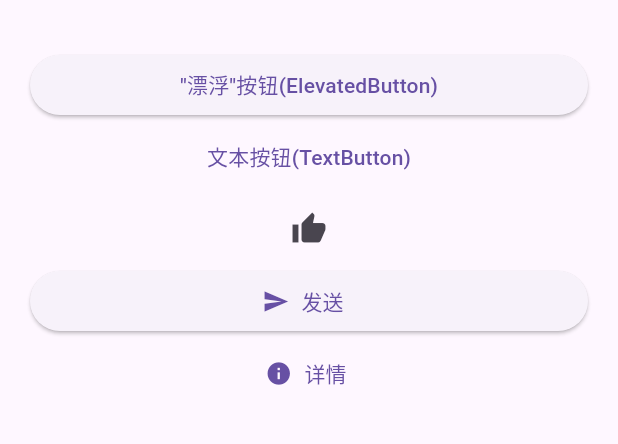
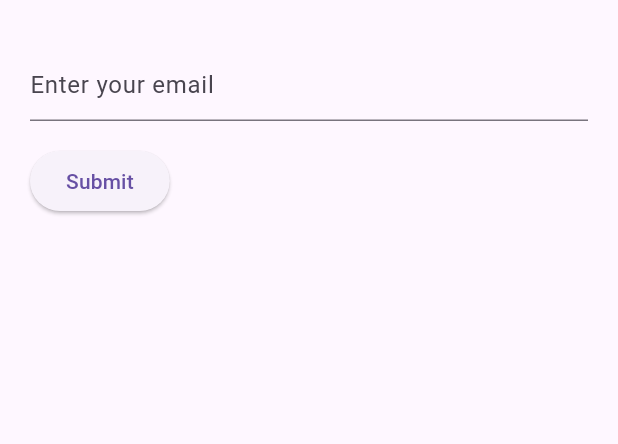
Before and after one commit to iotzzh/zh-flutter-demos, a Flutter app: the ZHForm screen opened directly, on a phone screen of 412 x 824 dp, the part 65-509 px from its top. Run offline on Flutter 3.47's test engine with Material 2 defaults, Android fonts, the phone set to English and light mode, and no system bars.

Commit message:
添加一个简单的form

```diff
--- a/lib/main.dart
+++ b/lib/main.dart
@@ -2,6 +2,7 @@
 import 'package:zh_flutter_demos/views/basic/text_style.dart';
 import 'package:zh_flutter_demos/views/basic/button.dart';
 import 'package:zh_flutter_demos/views/basic/img_icon.dart';
+import 'package:zh_flutter_demos/views/form/form.dart';
 import 'package:zh_flutter_demos/views/form/switch.dart';
 
 void main() => runApp(const MyApp());
@@ -26,6 +27,7 @@
         'button': (context) => const ZHButton(),
         'img_icon': (context) => const ZHImgIcon(),
         // 表单组件
+        'form': (context) => const ZHForm(),
         'switch': (context) => const ZHSwitch(),
       },
     );
@@ -72,6 +74,10 @@
     ]),
     Item(headerValue: '表单组件', buttons: [
       ItemButton(
+        text: '表单(Form)',
+        routeName: 'form',
+      ),
+            ItemButton(
         text: '开关(Switch)',
         routeName: 'switch',
       )
--- a/lib/views/basic/form.dart
+++ /dev/null
@@ -1,52 +0,0 @@
-import 'package:flutter/material.dart';
-
-class ZHForm extends StatefulWidget {
-  const ZHForm({Key? key}) : super(key: key);
-  @override
-  State<StatefulWidget> createState() {
-    return ZHFormState();
-  }
-}
-
-class ZHFormState extends State<ZHForm> {
-  void _clickButton() {
-    print('click button');
-  }
-
-  @override
-  Widget build(BuildContext context) {
-    return Scaffold(
-        appBar: AppBar(
-          title: const Text('按钮(button)'),
-          centerTitle: true,
-        ),
-        body: ListView(
-          shrinkWrap: true,
-          padding: const EdgeInsets.all(20.0),
-          children: <Widget>[
-            ElevatedButton(
-              onPressed: _clickButton,
-              child: const Text("\"漂浮\"按钮(ElevatedButton)"),
-            ),
-            TextButton(
-              onPressed: _clickButton,
-              child:  const Text("文本按钮(TextButton)"),
-            ),
-            IconButton(
-              icon: const Icon(Icons.thumb_up),
-              onPressed: _clickButton,
-            ),
-            ElevatedButton.icon(
-              icon: const Icon(Icons.send),
-              label: const Text("发送"),
-              onPressed: _clickButton,
-            ),
-            TextButton.icon(
-              icon: const Icon(Icons.info),
-              label: const Text("详情"),
-              onPressed: _clickButton,
-            ),
-          ],
-        ));
-  }
-}
--- /dev/null
+++ b/lib/views/form/form.dart
@@ -0,0 +1,60 @@
+import 'package:flutter/material.dart';
+
+class ZHForm extends StatefulWidget {
+  const ZHForm({Key? key}) : super(key: key);
+  @override
+  State<StatefulWidget> createState() {
+    return ZHFormState();
+  }
+}
+
+class ZHFormState extends State<ZHForm> {
+  final GlobalKey<FormState> _formKey = GlobalKey<FormState>();
+
+  @override
+  Widget build(BuildContext context) {
+    return Scaffold(
+        appBar: AppBar(
+          title: const Text('按钮(button)'),
+          centerTitle: true,
+        ),
+        body: ListView(
+          shrinkWrap: true,
+          padding: const EdgeInsets.all(20.0),
+          children: <Widget>[
+            Form(
+              key: _formKey,
+              child: Column(
+                crossAxisAlignment: CrossAxisAlignment.start,
+                children: <Widget>[
+                  TextFormField(
+                    decoration: const InputDecoration(
+                      hintText: 'Enter your email',
+                    ),
+                    validator: (String? value) {
+                      if (value == null || value.isEmpty) {
+                        return 'Please enter some text';
+                      }
+                      return null;
+                    },
+                  ),
+                  Padding(
+                    padding: const EdgeInsets.symmetric(vertical: 16.0),
+                    child: ElevatedButton(
+                      onPressed: () {
+                        // Validate will return true if the form is valid, or false if
+                        // the form is invalid.
+                        if (_formKey.currentState!.validate()) {
+                          // Process data.
+                        }
+                      },
+                      child: const Text('Submit'),
+                    ),
+                  ),
+                ],
+              ),
+            ),
+          ],
+        ));
+  }
+}
```
